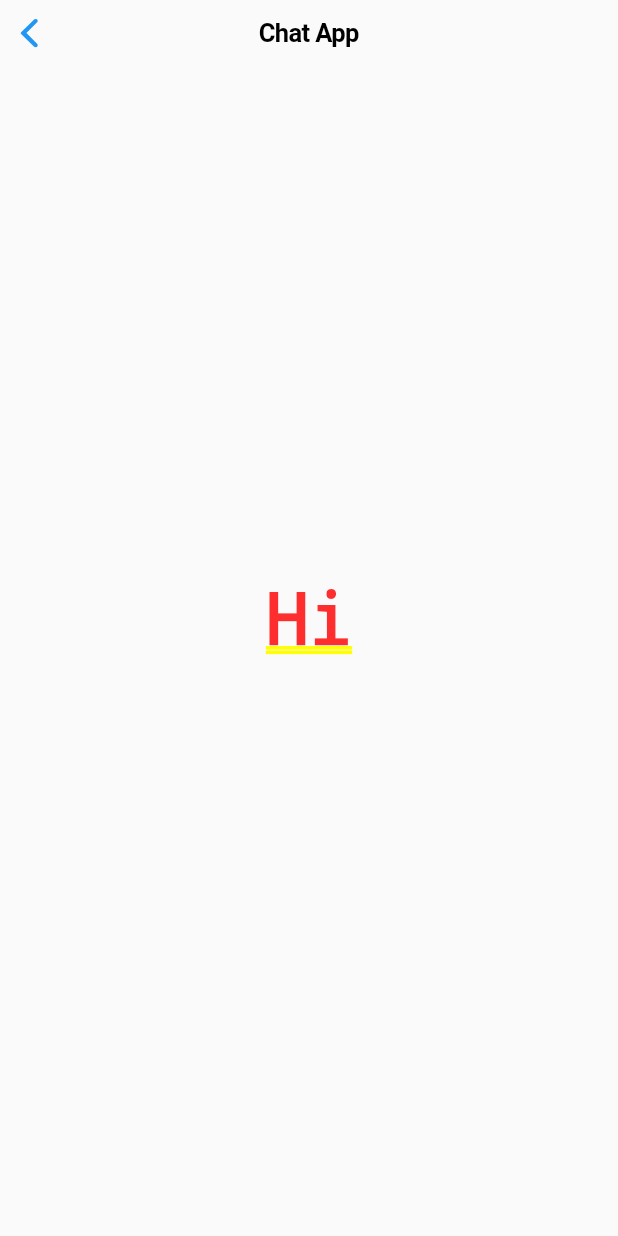
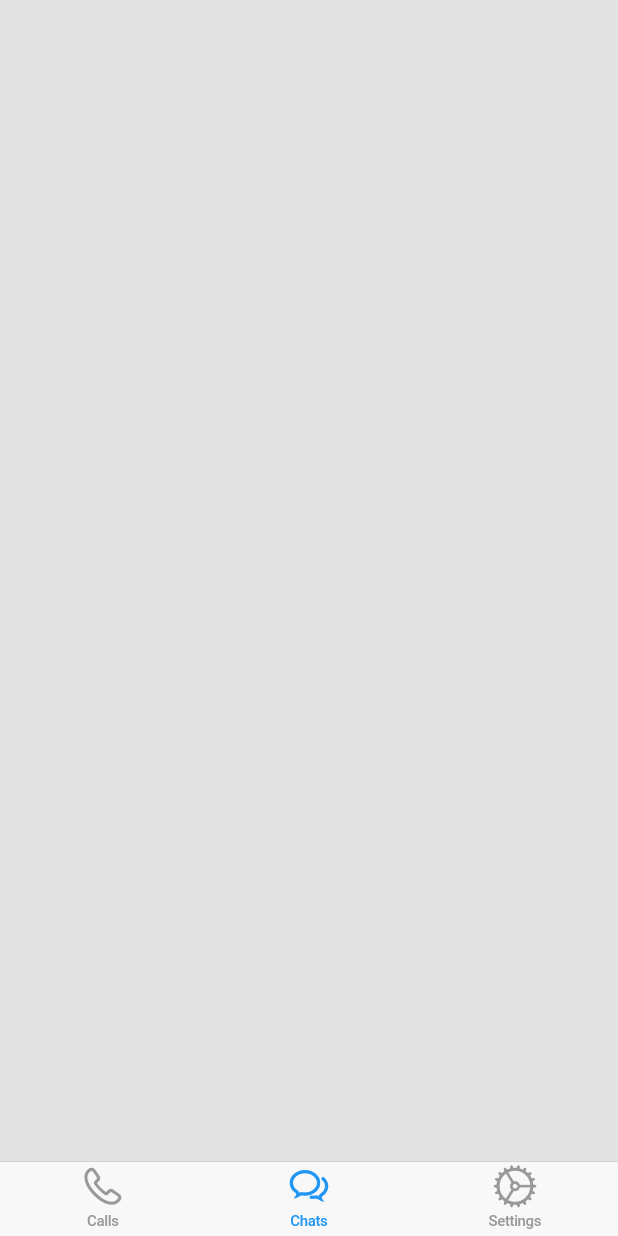
Before and after one commit to GeonwooVincentKim/Flutter_Example_1, a Flutter app: the Body screen opened directly, on a phone screen of 412 x 824 dp. Run offline on Flutter 3.47's test engine with Material 2 defaults, Android fonts, the phone set to English and light mode, and no system bars; our stand-ins replace url_strategy; missing offline and left inert: consumer.

Commit message:
[Feature] - Main, Cupertino

```diff
--- a/lib/cupertino_button/body.dart
+++ b/lib/cupertino_button/body.dart
@@ -1,4 +1,6 @@
 import 'package:flutter/cupertino.dart';
+import 'package:flutter_application_1_1/cupertino_button/cupertino_chat.dart';
+import 'package:flutter_application_1_1/cupertino_button/cupertino_settings.dart';
 
 class Body extends StatefulWidget {
   const Body({super.key});
@@ -10,13 +12,53 @@ class Body extends StatefulWidget {
 class _BodyState extends State<Body> {
   @override
   Widget build(BuildContext context) {
-    return const CupertinoPageScaffold(
-      navigationBar: CupertinoNavigationBar(
-        middle: Text('Chat App'),
+    return CupertinoTabScaffold(
+      tabBar: CupertinoTabBar(
+        currentIndex: 1,
+        items: const <BottomNavigationBarItem> [
+          BottomNavigationBarItem(
+            icon: Icon(CupertinoIcons.phone), label: 'Calls'
+          ),
+          BottomNavigationBarItem(
+            icon: Icon(CupertinoIcons.chat_bubble_2), label: 'Chats'),
+          BottomNavigationBarItem(
+            icon: Icon(CupertinoIcons.settings), label: 'Settings'),
+          ]
       ),
-      child: Center(
-        child: Text('Hi')
-      )
+      tabBuilder: (context, index) {
+        late final CupertinoTabView returnValue;
+
+        switch (index) {
+          case 0:
+            returnValue = CupertinoTabView(builder: (context) {
+              return const CupertinoPageScaffold(
+                navigationBar: CupertinoNavigationBar(
+                  middle: Text('Calls')
+                ),
+                child: Center(child: Text('Calls'))
+              );
+            });
+            break;
+
+          case 1:
+            returnValue = CupertinoTabView(
+              builder: (context) {
+                return CupertinoChatPage();
+              },
+            );
+            break;
+
+          case 2:
+            returnValue = CupertinoTabView(
+              builder: (context) {
+                return CupertinoSettingsPage();
+              },
+            );
+            break;
+        }
+
+        return returnValue;
+      },
     );
   }
 }
--- /dev/null
+++ b/lib/cupertino_button/cupertino_chat.dart
@@ -0,0 +1,10 @@
+import 'package:flutter/cupertino.dart';
+
+class CupertinoChatPage extends StatelessWidget {
+  const CupertinoChatPage({super.key});
+
+  @override
+  Widget build(BuildContext context) {
+    return Container();
+  }
+}
--- a/lib/cupertino_button/main.dart
+++ b/lib/cupertino_button/main.dart
@@ -1,5 +1,6 @@
 import 'package:flutter/cupertino.dart';
 import 'package:flutter_application_1_1/cupertino_button/body.dart';
+import 'package:flutter_application_1_1/cupertino_button/page_scaffold.dart';
 
 void main() => runApp(MyApp());
 
@@ -10,6 +11,7 @@ class MyApp extends StatelessWidget {
   Widget build(BuildContext context) {
     return const CupertinoApp(
       theme: CupertinoThemeData(brightness: Brightness.light),
+      // home: BodyPageScaffold(),
       home: Body(),
     );
   }
```
Also changed, not shown: lib/cupertino_button/cupertino_settings.dart (added, +10 -0 lines), lib/cupertino_button/page_scaffold.dart (added, +22 -0 lines).
